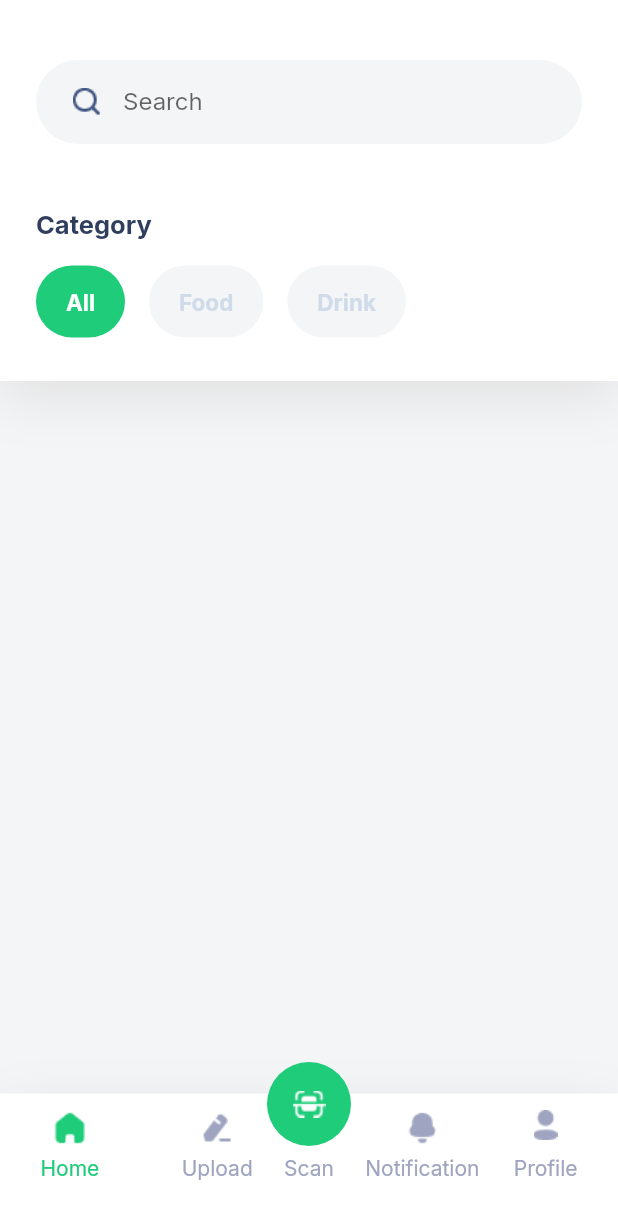
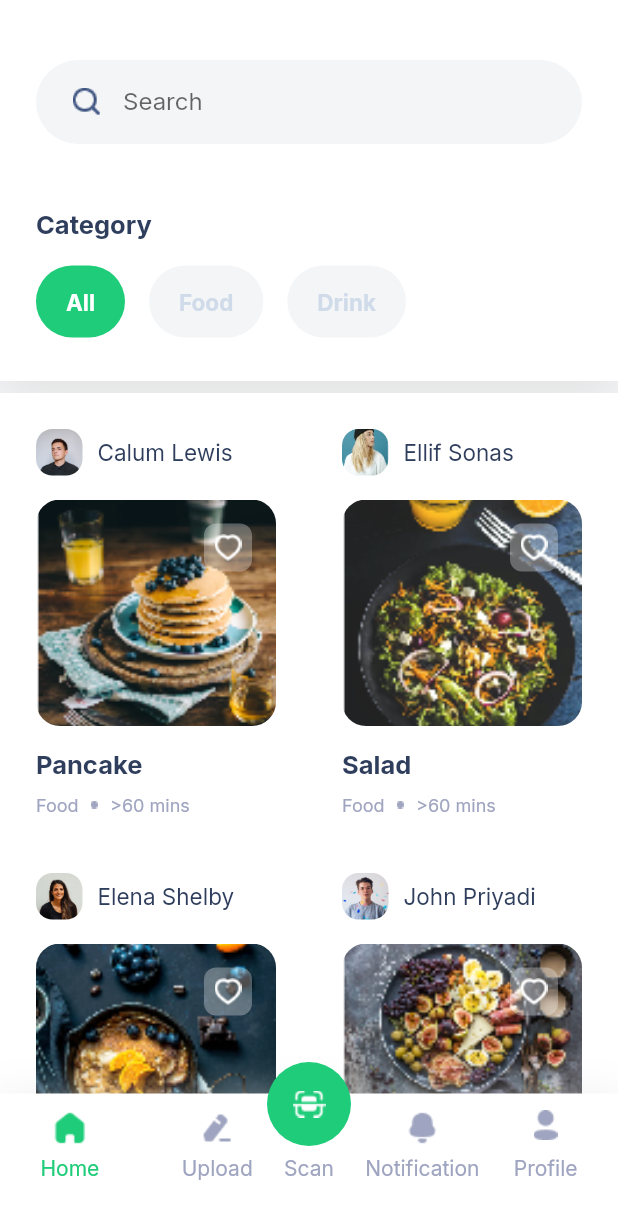
Before and after one commit to BrunoMoraes-Z/chefio, a Flutter app: the HomeScreen screen opened directly, on a phone screen of 412 x 824 dp. Shown: the top 1219 px of the screen. Run offline on Flutter 3.47's test engine with Material 2 defaults, Android fonts, the phone set to English and light mode, and no system bars; our stand-ins replace google_fonts.

Commit message:
added product listing on home

```diff
--- a/lib/screens/home/home_screen.dart
+++ b/lib/screens/home/home_screen.dart
@@ -1,4 +1,5 @@
 import 'package:chefio/constants.dart';
+import 'package:chefio/screens/home/widgets/home_body.dart';
 import 'package:chefio/screens/home/widgets/home_head.dart';
 import 'package:chefio/screens/home/widgets/home_bottom.dart';
 import 'package:flutter/material.dart';
@@ -16,6 +17,7 @@ class HomeScreen extends StatelessWidget {
         child: Stack(
           children: const [
             HomeHead(),
+            HomeBody(),
             HomeBottom(),
           ],
         ),
--- /dev/null
+++ b/lib/screens/home/widgets/home_body.dart
@@ -0,0 +1,200 @@
+import 'package:chefio/constants.dart';
+import 'package:flutter/material.dart';
+
+class HomeBody extends StatelessWidget {
+  const HomeBody({Key? key}) : super(key: key);
+
+  @override
+  Widget build(BuildContext context) {
+    return Container(
+      width: double.infinity,
+      color: Colors.white,
+      margin: const EdgeInsets.only(top: 262),
+      padding: const EdgeInsets.symmetric(horizontal: 24, vertical: 24),
+      child: Align(
+        alignment: Alignment.topLeft,
+        child: SingleChildScrollView(
+          child: Column(
+            children: [
+              Container(
+                margin: const EdgeInsets.only(bottom: 32),
+                child: Row(
+                  mainAxisAlignment: MainAxisAlignment.spaceBetween,
+                  children: [
+                    FoodCard(
+                      personImage: 'assets/images/person_1.png',
+                      personName: 'Calum Lewis',
+                      foodImage: 'assets/images/pancake.png',
+                      foodName: 'Pancake',
+                      minutes: 60,
+                      onTap: () {},
+                    ),
+                    FoodCard(
+                      personImage: 'assets/images/person_2.png',
+                      personName: 'Ellif Sonas',
+                      foodImage: 'assets/images/salad.png',
+                      foodName: 'Salad',
+                      minutes: 60,
+                      onTap: () {},
+                    ),
+                  ],
+                ),
+              ),
+              Container(
+                margin: const EdgeInsets.only(bottom: 32),
+                child: Row(
+                  mainAxisAlignment: MainAxisAlignment.spaceBetween,
+                  children: [
+                    FoodCard(
+                      personImage: 'assets/images/person_3.png',
+                      personName: 'Elena Shelby',
+                      foodImage: 'assets/images/pancake_2.png',
+                      foodName: 'Pancake',
+                      minutes: 60,
+                      onTap: () {},
+                    ),
+                    FoodCard(
+                      personImage: 'assets/images/person_4.png',
+                      personName: 'John Priyadi',
+                      foodImage: 'assets/images/salad_2.png',
+                      foodName: 'Salad',
+                      minutes: 60,
+                      onTap: () {},
+                    ),
+                  ],
+                ),
+              ),
+              const SizedBox(height: 60)
+            ],
+          ),
+        ),
+      ),
+    );
+  }
+}
+
+class FoodCard extends StatelessWidget {
+  const FoodCard({
+    Key? key,
+    required this.personImage,
+    required this.personName,
+    required this.foodImage,
+    required this.foodName,
+    required this.minutes,
+    required this.onTap,
+  }) : super(key: key);
+
+  final String personImage;
+  final String personName;
+  final String foodImage;
+  final String foodName;
+  final int minutes;
+  final VoidCallback onTap;
+
+  @override
+  Widget build(BuildContext context) {
+    return SizedBox(
+      width: 160,
+      height: 264,
+      child: Column(
+        children: [
+          Row(
+            children: [
+              Container(
+                width: 31,
+                height: 31,
+                decoration: BoxDecoration(
+                  borderRadius: BorderRadius.circular(11),
+                  image: DecorationImage(
+                    image: AssetImage(personImage),
+                    fit: BoxFit.fitWidth,
+                  ),
+                ),
+              ),
+              const SizedBox(width: 10),
+              Text(
+                personName,
+                style: const TextStyle(
+                  fontSize: 15,
+                  color: mainTextColor,
+                ),
+              ),
+            ],
+          ),
+          const SizedBox(height: 16),
+          Stack(
+            children: [
+              Container(
+                height: 151,
+                width: double.infinity,
+                decoration: BoxDecoration(
+                  borderRadius: BorderRadius.circular(16),
+                  image: DecorationImage(
+                    image: AssetImage(foodImage),
+                    fit: BoxFit.fitWidth,
+                  ),
+                ),
+              ),
+              Align(
+                alignment: Alignment.topRight,
+                child: InkWell(
+                  onTap: () {},
+                  borderRadius: BorderRadius.circular(8),
+                  child: Container(
+                    height: 32,
+                    width: 32,
+                    margin: const EdgeInsets.only(top: 16, right: 16),
+                    decoration: BoxDecoration(
+                      borderRadius: BorderRadius.circular(8),
+                      color: Colors.white70.withOpacity(0.30),
+                    ),
+                    child: Image.asset('assets/icons/heart.png'),
+                  ),
+                ),
+              )
+            ],
+          ),
+          const SizedBox(height: 16),
+          SizedBox(
+            width: double.infinity,
+            child: Text(
+              foodName,
+              style: const TextStyle(
+                fontSize: 17,
+                color: mainTextColor,
+                fontWeight: FontWeight.bold,
+              ),
+            ),
+          ),
+          const SizedBox(height: 8),
+          Row(
+            children: [
+              const Text(
+                'Food',
+                style: TextStyle(
+                  fontSize: 12,
+                  color: secondaryTextColor,
+                ),
+              ),
+              const SizedBox(width: 8),
+              Image.asset(
+                'assets/icons/dot.png',
+                width: 5,
+                height: 5,
+                color: secondaryTextColor,
+              ),
+              const SizedBox(width: 8),
+              Text(
+                '>$minutes mins',
+                style: const TextStyle(
+                  fontSize: 12,
+                  color: secondaryTextColor,
+                ),
+              ),
+            ],
+          ),
+        ],
+      ),
+    );
+  }
+}
```
Also changed, not shown: assets/images/image.png, assets/images/ingredients.png, assets/images/pancake.png, assets/images/pancake_2.png, assets/images/person_1.png, assets/images/person_2.png, assets/images/person_3.png, assets/images/person_4.png, assets/images/person_5.png, assets/images/person_6.png, assets/images/person_7.png, assets/images/salad.png, assets/images/salad_2.png.
